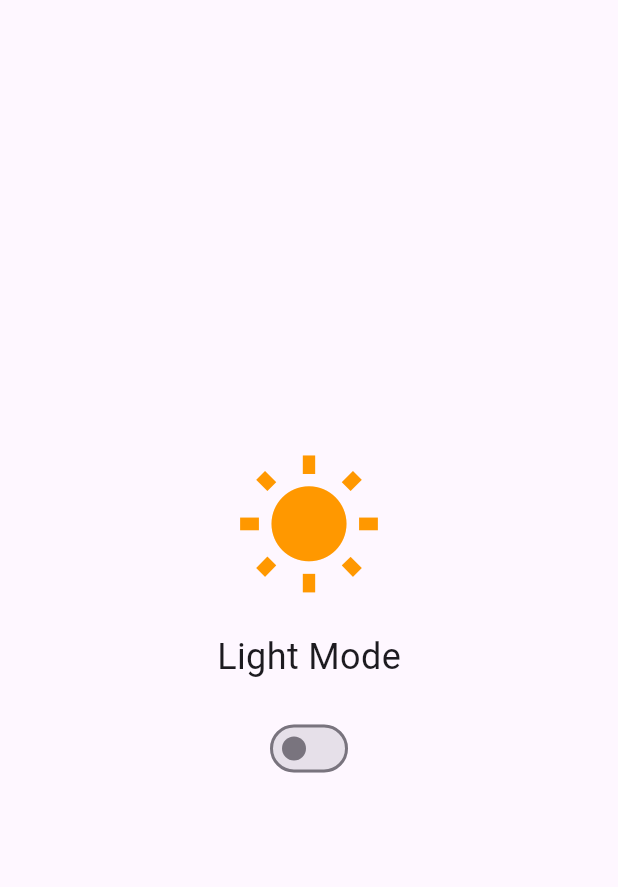
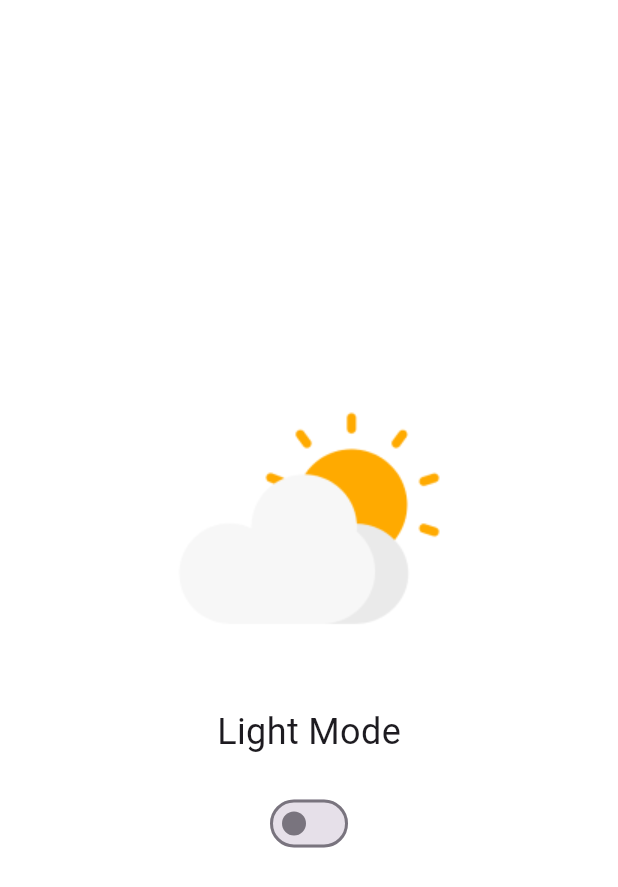
Before and after one commit to yasminesdj/Dark-light-mode-UI-challenge-, a Flutter app: the screen it shows after launch, on a phone screen of 412 x 824 dp. Shown: the top 887 px of the screen. Run offline on Flutter 3.47's test engine with Material 3 defaults, Android fonts, the phone set to English and light mode, and no system bars.

Commit message:
change the moon and the sun icons

```diff
--- a/lib/home_screen.dart
+++ b/lib/home_screen.dart
@@ -9,14 +9,16 @@ class HomeScreen extends StatelessWidget {
     bool isDarkMode = themeProvider.themeMode == ThemeMode.dark;
 
     return Scaffold(
+      backgroundColor:
+          isDarkMode ? Color.fromARGB(255, 19, 19, 19) : Colors.white,
       body: Center(
         child: Column(
           mainAxisAlignment: MainAxisAlignment.center,
           children: [
-            Icon(
-              isDarkMode ? Icons.nightlight_round : Icons.wb_sunny,
-              size: 100,
-              color: isDarkMode ? Colors.yellow : Colors.orange,
+            Image.asset(
+              isDarkMode ? 'assets/images/moon.png' : 'assets/images/sun.png',
+              height: 200,
+              width: 200,
             ),
             SizedBox(height: 20),
             Text(
```
Also changed, not shown: pubspec.yaml (+5 -67 lines), assets/images/Dark mode.png (added), assets/images/light mode.png (added), assets/images/moon.png (added), assets/images/sun.png (added), pubspec.lock.
